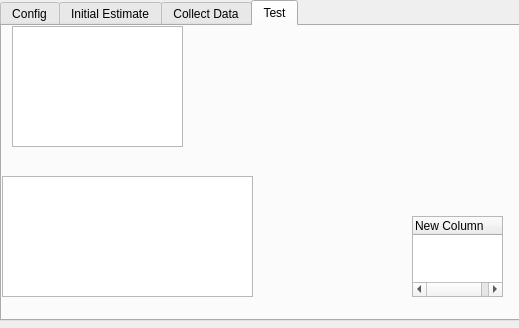
Above: atom_rviz_plugin/src/ui/calibration_panel.ui from lardemua/atom_rviz_plugin before the change. Below: the same form after it.
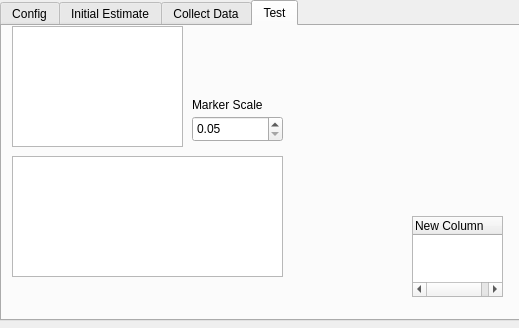
That is the form after the change. The open tabs and pages were chosen to show the change.

Commit message: Working on issue lardemua/atom#286

The edit to the form file:
```diff
--- a/atom_rviz_plugin/src/ui/calibration_panel.ui
+++ b/atom_rviz_plugin/src/ui/calibration_panel.ui
@@ -1213,9 +1213,9 @@
     <widget class="QTableWidget" name="tableWidget">
      <property name="geometry">
       <rect>
-       <x>0</x>
-       <y>150</y>
-       <width>251</width>
+       <x>10</x>
+       <y>130</y>
+       <width>271</width>
        <height>121</height>
       </rect>
      </property>
@@ -1251,6 +1251,41 @@
       </rect>
      </property>
     </widget>
+    <widget class="QLabel" name="initEstimateMarkerScaleLabel_2">
+     <property name="geometry">
+      <rect>
+       <x>190</x>
+       <y>70</y>
+       <width>91</width>
+       <height>17</height>
+      </rect>
+     </property>
+     <property name="text">
+      <string>Marker Scale</string>
+     </property>
+    </widget>
+    <widget class="QDoubleSpinBox" name="initialEstimateSpinBox_2">
+     <property name="geometry">
+      <rect>
+       <x>190</x>
+       <y>90</y>
+       <width>91</width>
+       <height>26</height>
+      </rect>
+     </property>
+     <property name="buttonSymbols">
+      <enum>QAbstractSpinBox::UpDownArrows</enum>
+     </property>
+     <property name="decimals">
+      <number>2</number>
+     </property>
+     <property name="minimum">
+      <double>0.050000000000000</double>
+     </property>
+     <property name="singleStep">
+      <double>0.050000000000000</double>
+     </property>
+    </widget>
    </widget>
   </widget>
  </widget>
```
Left out of the diff: 35 changed lines with no effect on the pictures. The commit also changes 2 other files.
